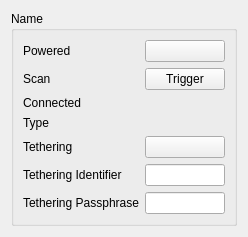
Old version of the form technology_entry.ui in the repository igaw/imposter.
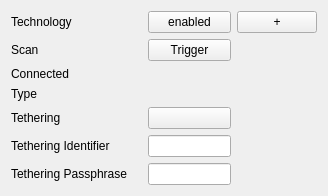
New version of the form.

Commit message:
TechnologyEntry: Add toggle button for visibility
Don't show all the time the information, since it is too large.

```diff
--- a/technology_entry.ui
+++ b/technology_entry.ui
@@ -6,8 +6,8 @@
    <rect>
     <x>0</x>
     <y>0</y>
-    <width>231</width>
-    <height>219</height>
+    <width>328</width>
+    <height>182</height>
    </rect>
   </property>
   <property name="windowTitle">
@@ -15,14 +15,62 @@
   </property>
   <layout class="QHBoxLayout" name="horizontalLayout">
    <item>
-    <widget class="QGroupBox" name="gb_Name">
-     <property name="title">
-      <string>Name</string>
-     </property>
-     <layout class="QHBoxLayout" name="horizontalLayout_2">
-      <item>
        <layout class="QGridLayout" name="gridLayout">
-        <item row="2" column="1">
+     <item row="0" column="0">
+      <widget class="QLabel" name="la_Name">
+       <property name="text">
+        <string>Technology</string>
+       </property>
+      </widget>
+     </item>
+     <item row="0" column="2">
+      <widget class="QPushButton" name="pb_Powered">
+       <property name="text">
+        <string>enabled</string>
+       </property>
+      </widget>
+     </item>
+     <item row="1" column="2">
+      <widget class="QPushButton" name="pb_Scan">
+       <property name="text">
+        <string>Trigger</string>
+       </property>
+      </widget>
+     </item>
+     <item row="0" column="1">
+      <spacer name="horizontalSpacer">
+       <property name="orientation">
+        <enum>Qt::Horizontal</enum>
+       </property>
+       <property name="sizeHint" stdset="0">
+        <size>
+         <width>40</width>
+         <height>20</height>
+        </size>
+       </property>
+      </spacer>
+     </item>
+     <item row="0" column="3">
+      <widget class="QPushButton" name="pb_ToggleVisible">
+       <property name="sizePolicy">
+        <sizepolicy hsizetype="Minimum" vsizetype="Minimum">
+         <horstretch>0</horstretch>
+         <verstretch>0</verstretch>
+        </sizepolicy>
+       </property>
+       <property name="text">
+        <string>+</string>
+       </property>
+      </widget>
+     </item>
+     <item row="1" column="0">
+      <widget class="QLabel" name="label1">
+       <property name="text">
+        <string>Scan</string>
+       </property>
+      </widget>
+     </item>
+     <item row="2" column="2">
          <widget class="QLabel" name="la_Connected">
           <property name="text">
            <string/>
@@ -36,41 +84,6 @@
           </property>
          </widget>
         </item>
-        <item row="1" column="0">
-         <widget class="QLabel" name="label_3">
-          <property name="text">
-           <string>Scan</string>
-          </property>
-         </widget>
-        </item>
-        <item row="0" column="0">
-         <widget class="QLabel" name="label_2">
-          <property name="text">
-           <string>Powered</string>
-          </property>
-         </widget>
-        </item>
-        <item row="0" column="1">
-         <widget class="QPushButton" name="pb_Powered">
-          <property name="text">
-           <string/>
-          </property>
-         </widget>
-        </item>
-        <item row="2" column="0">
-         <widget class="QLabel" name="label">
-          <property name="text">
-           <string>Connected</string>
-          </property>
-         </widget>
-        </item>
-        <item row="4" column="1">
-         <widget class="QPushButton" name="pb_Tethering">
-          <property name="text">
-           <string/>
-          </property>
-         </widget>
-        </item>
         <item row="4" column="0">
          <widget class="QLabel" name="label_6">
           <property name="text">
@@ -78,46 +91,48 @@
           </property>
          </widget>
         </item>
-        <item row="3" column="1">
+     <item row="3" column="2">
          <widget class="QLabel" name="la_Type">
           <property name="text">
            <string/>
           </property>
          </widget>
         </item>
-        <item row="1" column="1">
-         <widget class="QPushButton" name="pb_Scan">
+     <item row="4" column="2">
+      <widget class="QPushButton" name="pb_Tethering">
           <property name="text">
-           <string>Trigger</string>
+        <string/>
           </property>
          </widget>
         </item>
+     <item row="5" column="2">
+      <widget class="QLineEdit" name="le_TetheringIdentifier"/>
+     </item>
         <item row="6" column="0">
-         <widget class="QLabel" name="label_8">
-          <property name="text">
-           <string>Tethering Identifier</string>
-          </property>
-         </widget>
-        </item>
-        <item row="8" column="0">
-         <widget class="QLabel" name="label_7">
+      <widget class="QLabel" name="label6">
           <property name="text">
            <string>Tethering Passphrase</string>
           </property>
          </widget>
         </item>
-        <item row="8" column="1">
+     <item row="6" column="2">
          <widget class="QLineEdit" name="le_TetheringPassphrase"/>
         </item>
-        <item row="6" column="1">
-         <widget class="QLineEdit" name="le_TetheringIdentifier"/>
-        </item>
-       </layout>
-      </item>
-     </layout>
-     <zorder>gridLayoutWidget</zorder>
-     <zorder>gridLayoutWidget</zorder>
-    </widget>
+     <item row="2" column="0">
+      <widget class="QLabel" name="label2">
+       <property name="text">
+        <string>Connected</string>
+       </property>
+      </widget>
+     </item>
+     <item row="5" column="0">
+      <widget class="QLabel" name="label5">
+       <property name="text">
+        <string>Tethering Identifier</string>
+       </property>
+      </widget>
+     </item>
+    </layout>
    </item>
   </layout>
  </widget>
```
Left out of the diff: 11 changed lines with no effect on the pictures. Lines whose indentation alone changed are shown as unchanged. The commit also changes 1 other file.
